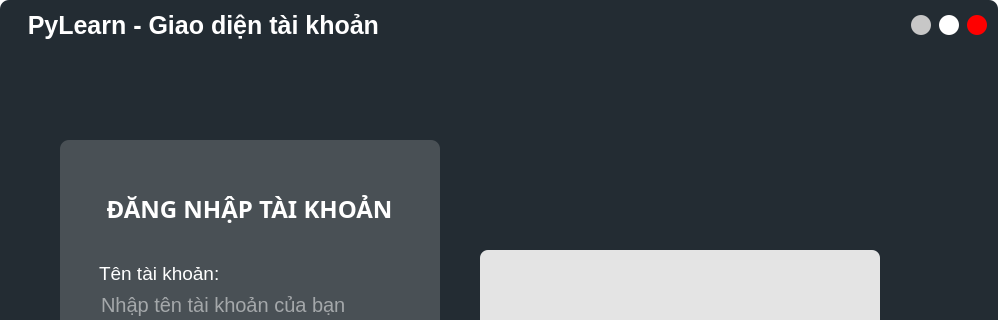
hoangm960/Astraea, file UI_Files/Login_gui.ui: the form before one commit; both pictures show x 0 to 998 and y 0 to 320 of the 998 by 700 pixel window.
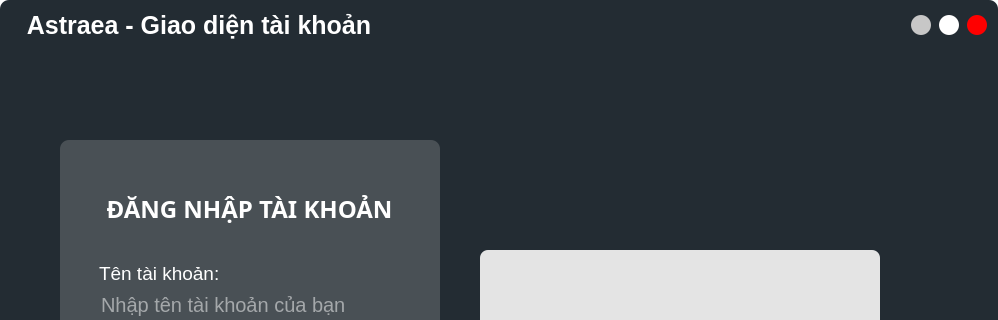
The form after the commit. Icons and pictures are not drawn.

```diff
--- a/UI_Files/Login_gui.ui
+++ b/UI_Files/Login_gui.ui
@@ -279,7 +279,7 @@
 font:bold;</string>
             </property>
             <property name="text">
-             <string>    PyLearn - Giao diện tài khoản                                  </string>
+             <string>    Astraea - Giao diện tài khoản                                  </string>
             </property>
             <property name="alignment">
              <set>Qt::AlignLeading|Qt::AlignLeft|Qt::AlignVCenter</set>
```
